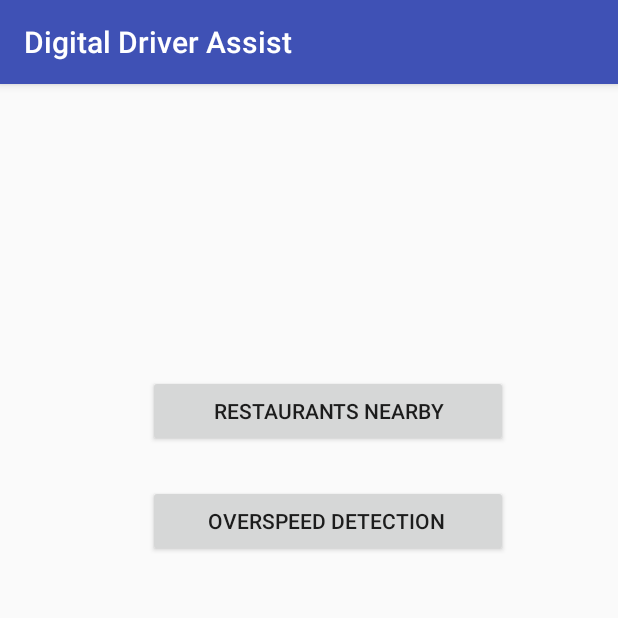
After one commit to sidjain-jecrc/digital-drive-assist, an Android app: the NavigationActivity screen opened directly, with no data from a screen before it, on a phone screen of 412 x 824 dp, the top half of it. The commit adds this screen. Run offline under Robolectric (Android 15) with nearby library versions, the phone set to English and light mode, and no system bars.

Commit message:
added navigation activity and added restaurant location tracking changes

```diff
--- a/app/src/main/AndroidManifest.xml
+++ b/app/src/main/AndroidManifest.xml
@@ -48,7 +48,9 @@
             android:exported="false" />
         <service
             android:name=".main.services.LocationTrackerService"
-            android:exported="false"></service>
+            android:exported="false" />
+
+        <activity android:name=".main.activities.NavigationActivity"></activity>
     </application>
 
 </manifest>
--- /dev/null
+++ b/app/src/main/java/com/asu/mc/digitalassist/main/activities/NavigationActivity.java
@@ -0,0 +1,46 @@
+package com.asu.mc.digitalassist.main.activities;
+
+import android.app.AlarmManager;
+import android.app.PendingIntent;
+import android.content.Context;
+import android.content.Intent;
+import android.os.Bundle;
+import android.support.v7.app.AppCompatActivity;
+import android.view.View;
+import android.widget.Button;
+import android.widget.Toast;
+
+import com.asu.mc.digitalassist.R;
+import com.asu.mc.digitalassist.main.models.Restaurant;
+import com.asu.mc.digitalassist.main.receivers.RestaurantAlarmReceiver;
+
+import java.util.Calendar;
+
+public class NavigationActivity extends AppCompatActivity {
+
+    protected Button btnMoveToRestaurants;
+    protected Button btnMoveToSpeedDetection;
+
+    @Override
+    protected void onCreate(Bundle savedInstanceState) {
+        super.onCreate(savedInstanceState);
+        setContentView(R.layout.activity_navigation);
+
+        btnMoveToRestaurants = (Button) findViewById(R.id.navigation_btnRestaurant);
+        btnMoveToSpeedDetection = (Button) findViewById(R.id.navigation_btnSpeed);
+
+        btnMoveToRestaurants.setOnClickListener(new View.OnClickListener() {
+            @Override
+            public void onClick(View view) {
+                startActivity(new Intent(getApplicationContext(), Restaurant.class));
+            }
+        });
+
+        btnMoveToSpeedDetection.setOnClickListener(new View.OnClickListener() {
+            @Override
+            public void onClick(View view) {
+                Toast.makeText(getApplicationContext(), "Speed tracking started", Toast.LENGTH_SHORT).show();
+            }
+        });
+    }
+}
--- /dev/null
+++ b/app/src/main/res/layout/activity_navigation.xml
@@ -0,0 +1,35 @@
+<?xml version="1.0" encoding="utf-8"?>
+<android.support.constraint.ConstraintLayout xmlns:android="http://schemas.android.com/apk/res/android"
+    xmlns:app="http://schemas.android.com/apk/res-auto"
+    xmlns:tools="http://schemas.android.com/tools"
+    android:layout_width="match_parent"
+    android:layout_height="match_parent"
+    tools:context="com.asu.mc.digitalassist.main.activities.NavigationActivity">
+
+    <Button
+        android:id="@+id/navigation_btnRestaurant"
+        android:layout_width="0dp"
+        android:layout_height="48dp"
+        android:text="Restaurants Nearby"
+        tools:layout_constraintRight_creator="1"
+        tools:layout_constraintBottom_creator="1"
+        app:layout_constraintBottom_toTopOf="@+id/navigation_btnSpeed"
+        app:layout_constraintRight_toRightOf="@+id/navigation_btnSpeed"
+        tools:layout_constraintLeft_creator="1"
+        android:layout_marginBottom="25dp"
+        app:layout_constraintLeft_toLeftOf="@+id/navigation_btnSpeed"
+        app:layout_constraintHorizontal_bias="0.0" />
+
+    <Button
+        android:id="@+id/navigation_btnSpeed"
+        android:layout_width="240dp"
+        android:layout_height="48dp"
+        android:text="OverSpeed Detection "
+        tools:layout_constraintTop_creator="1"
+        tools:layout_constraintRight_creator="1"
+        android:layout_marginEnd="73dp"
+        app:layout_constraintRight_toRightOf="parent"
+        android:layout_marginTop="267dp"
+        app:layout_constraintTop_toTopOf="parent"
+        android:layout_marginRight="73dp" />
+</android.support.constraint.ConstraintLayout>
```
Also changed, not shown: app/src/main/java/com/asu/mc/digitalassist/main/activities/UserProfileActivity.java (+36 -4 lines), app/src/main/java/com/asu/mc/digitalassist/main/notifications/SampleNotification.java (deleted, +0 -9 lines), app/src/main/java/com/asu/mc/digitalassist/main/receivers/RestaurantAlarmReceiver.java (added, +24 -0 lines), app/src/main/java/com/asu/mc/digitalassist/main/rsclient/GoogleMapRoadApiClient.java (added, +9 -0 lines), app/src/main/java/com/asu/mc/digitalassist/main/services/LocationTrackerService.java (+51 -20 lines), app/src/main/java/com/asu/mc/digitalassist/main/utility/LocationUtility.java (+4 -9 lines).
